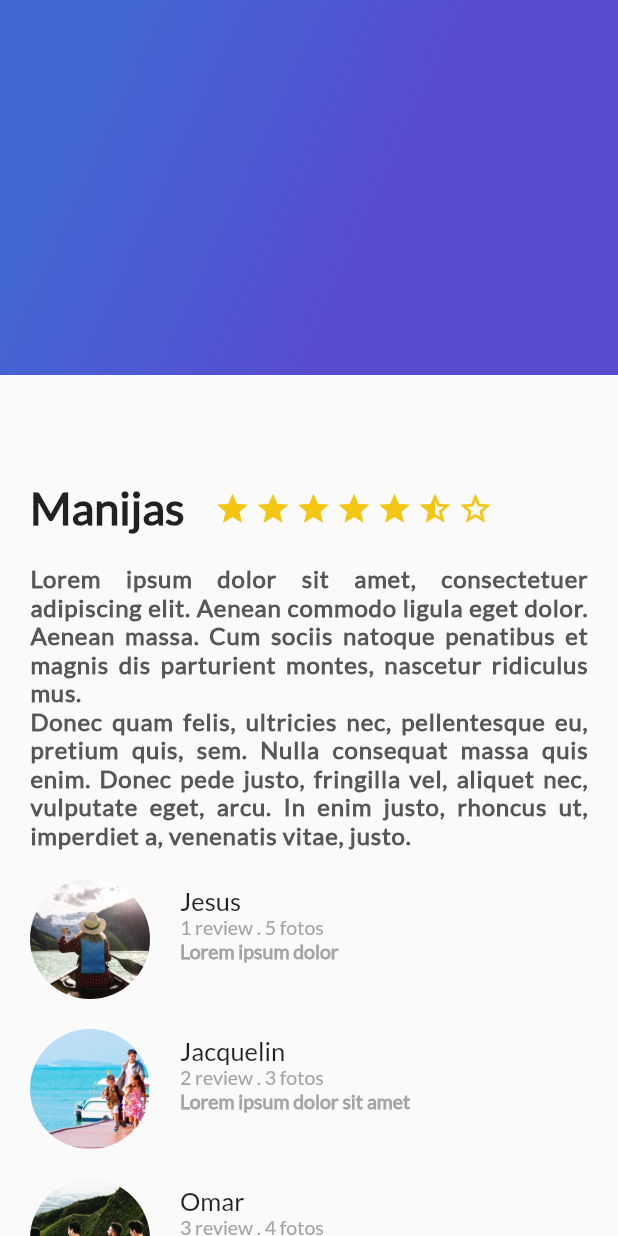
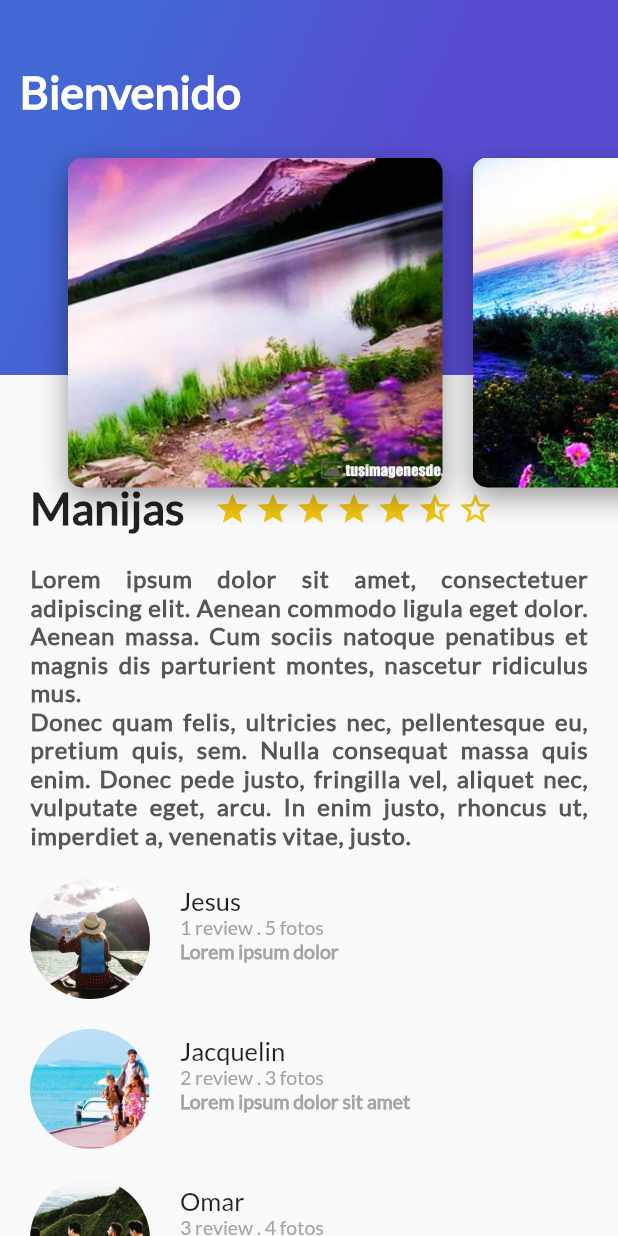
Before and after one commit to ilhuicaminaTenoch/flutter-app, a Flutter app: the screen it shows after launch, on a phone screen of 412 x 824 dp. Run offline on Flutter 3.47's test engine with Material 2 defaults, Android fonts, the phone set to English and light mode, and no system bars.

Commit message:
ADD: Se termina el carrusel horizaontal con imagenes

```diff
--- /dev/null
+++ b/lib/card_image.dart
@@ -0,0 +1,38 @@
+import 'package:flutter/material.dart';
+
+class CardImage extends StatelessWidget {
+
+  String pathImage = 'assets/img/paisajes-bonitos-1.jpg';
+
+  CardImage(this.pathImage);
+
+  @override
+  Widget build(BuildContext context) {
+    // TODO: implement build
+    final card = Container(
+      height: 350.0,
+      width: 250.0,
+      margin: EdgeInsets.only(
+        top: 80.0,
+        left: 20.0,
+      ),
+      decoration: BoxDecoration(
+        image: DecorationImage(
+          fit: BoxFit.cover,
+            image:AssetImage(pathImage)
+        ),
+        borderRadius: BorderRadius.all(Radius.circular(10.0)),
+        shape: BoxShape.rectangle,
+        boxShadow: <BoxShadow>[
+          BoxShadow(
+            color: Colors.black38,
+            blurRadius: 15.0,
+            offset: Offset(0.0, 7.0),
+          )
+        ]
+      ),
+    );
+    return card;
+  }
+
+}
--- /dev/null
+++ b/lib/card_image_list.dart
@@ -0,0 +1,25 @@
+import 'package:flutter/material.dart';
+import 'card_image.dart';
+
+class CardImageList extends StatelessWidget{
+  @override
+  Widget build(BuildContext context) {
+    // TODO: implement build
+    return Container(
+      height: 350.0,
+      child: ListView(
+        padding: EdgeInsets.all(25.0),
+        scrollDirection: Axis.horizontal,
+        children: <Widget>[
+          CardImage("assets/img/paisajes-bonitos-1.jpg"),
+          CardImage("assets/img/paisajes-bonitos-2.jpg"),
+          CardImage("assets/img/paisajes-bonitos-3.jpg"),
+          CardImage("assets/img/paisajes-bonitos-4.jpg"),
+          CardImage("assets/img/paisajes-bonitos-5.jpg"),
+          CardImage("assets/img/paisajes-bonitos-6.jpg"),
+        ],
+      ),
+    );
+  }
+
+}
--- a/lib/gradient_back.dart
+++ b/lib/gradient_back.dart
@@ -1,6 +1,9 @@
 import 'package:flutter/material.dart';
 
 class GradienBack extends StatelessWidget {
+
+  String titulo = 'Popula';
+  GradienBack(this.titulo);
   @override
   Widget build(BuildContext context) {
     // TODO: implement build
@@ -18,6 +21,16 @@ class GradienBack extends StatelessWidget {
           tileMode: TileMode.clamp
         )
       ),
+      child: Text(
+        titulo,
+        style: TextStyle(
+          color: Colors.white,
+          fontSize: 30.0,
+          fontFamily: 'Lato',
+          fontWeight: FontWeight.bold,
+        ),
+      ),
+      alignment: Alignment(-0.9,-0.6),
     );
   }
 
--- /dev/null
+++ b/lib/header_appbar.dart
@@ -0,0 +1,18 @@
+import 'package:flutter/material.dart';
+import 'gradient_back.dart';
+import 'card_image_list.dart';
+
+class HeaderAppBar extends StatelessWidget{
+  @override
+  Widget build(BuildContext context) {
+    // TODO: implement build
+    return Stack(
+      children: <Widget>[
+        GradienBack("Bienvenido"),
+        CardImageList(),
+
+      ],
+    );
+  }
+
+}
--- a/lib/main.dart
+++ b/lib/main.dart
@@ -2,6 +2,7 @@ import 'package:flutter/material.dart';
 import 'description_place.dart';
 import 'review_list.dart';
 import 'gradient_back.dart';
+import 'header_appbar.dart';
 void main() => runApp(MyApp());
 
 class MyApp extends StatelessWidget {
@@ -25,7 +26,7 @@ class MyApp extends StatelessWidget {
                 ReviewList()
               ],
             ),
-            GradienBack()
+            HeaderAppBar()
           ],
         )
       )
--- a/pubspec.yaml
+++ b/pubspec.yaml
@@ -71,6 +71,12 @@ flutter:
      - assets/img/viaje01.jpg
      - assets/img/viaje02.jpg
      - assets/img/viaje03.jpeg
+     - assets/img/paisajes-bonitos-1.jpg
+     - assets/img/paisajes-bonitos-2.jpg
+     - assets/img/paisajes-bonitos-3.jpg
+     - assets/img/paisajes-bonitos-4.jpg
+     - assets/img/paisajes-bonitos-5.jpg
+     - assets/img/paisajes-bonitos-6.jpg
    fonts:
      - family: Lato
        fonts:
```
Also changed, not shown: assets/img/paisajes-bonitos-1.jpg (added), assets/img/paisajes-bonitos-2.jpg (added), assets/img/paisajes-bonitos-3.jpg (added), assets/img/paisajes-bonitos-4.jpg (added), assets/img/paisajes-bonitos-5.jpg (added), assets/img/paisajes-bonitos-6.jpg (added).
